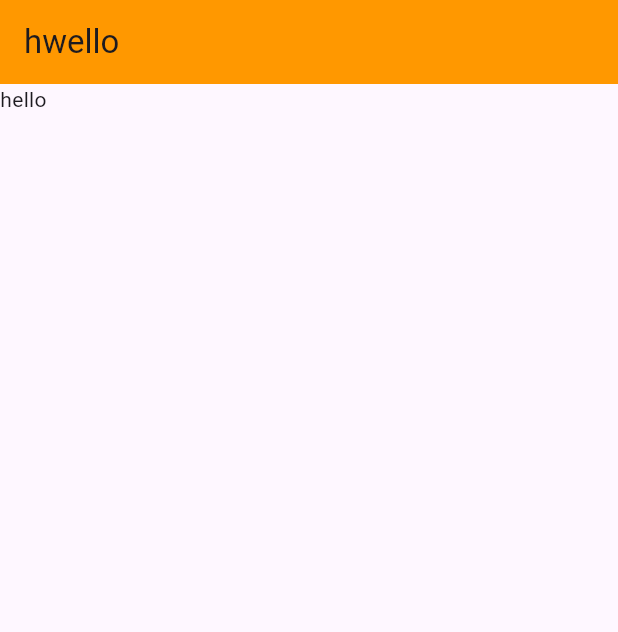
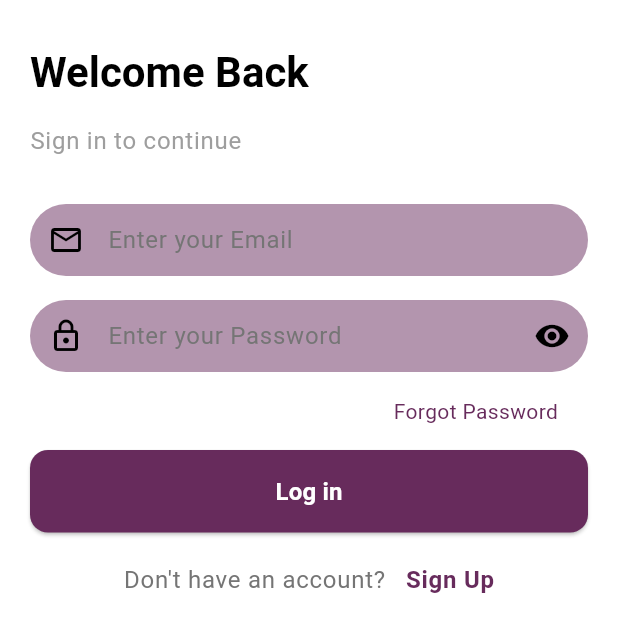
Before and after one commit to naman0274/gup_shup, a Flutter app: the screen it shows after launch, on a phone screen of 412 x 824 dp. Shown: the top 632 px of the screen. Run offline on Flutter 3.47's test engine with Material 3 defaults, Android fonts, the phone set to English and light mode, and no system bars.

Commit message:
created login Screen

```diff
--- a/lib/config/theme/app_theme.dart
+++ b/lib/config/theme/app_theme.dart
@@ -0,0 +1,58 @@
+import 'package:flutter/material.dart';
+
+class AppTheme {
+  // Define the primary color
+  static const primaryColor = Color(0xff672b5c);
+
+  static ThemeData lightTheme = ThemeData(
+    useMaterial3: true,
+    brightness: Brightness.light,
+
+    // Colors
+    colorScheme: const ColorScheme.light(
+      primary: primaryColor,
+      secondary: Color(0xFF8E8E93),
+      surface: Colors.white,
+      onSurface: Colors.black,
+      // Adding complementary colors that work well with #acdde0
+      tertiary: Color(0xFF7CBEC2),
+      // Slightly darker shade for depth
+      onPrimary:
+          Colors.black87, // Dark text on primary color for better contrast
+    ),
+
+    inputDecorationTheme: InputDecorationTheme(
+      filled: true,
+      fillColor: primaryColor.withValues(alpha: 0.5),
+      contentPadding: EdgeInsets.symmetric(horizontal: 16, vertical: 8),
+      border: OutlineInputBorder(
+        borderRadius: BorderRadius.circular(24),
+        borderSide: BorderSide.none,
+      ),
+      enabledBorder: OutlineInputBorder(
+        borderRadius: BorderRadius.circular(24),
+        borderSide: BorderSide.none,
+      ),
+      focusedBorder: OutlineInputBorder(
+        borderRadius: BorderRadius.circular(24),
+        borderSide: BorderSide(color: primaryColor),
+      ),
+      hintStyle: TextStyle(color: Colors.grey.shade600),
+    ),
+
+    // AppBar Theme
+    appBarTheme: const AppBarTheme(
+      backgroundColor: Colors.white,
+      elevation: 0,
+      centerTitle: false,
+      titleTextStyle: TextStyle(
+        color: Colors.black,
+        fontSize: 18,
+        fontWeight: FontWeight.w600,
+      ),
+      iconTheme: IconThemeData(color: Colors.black),
+    ),
+
+    textTheme: TextTheme(titleLarge: TextStyle(fontSize: 18)),
+  );
+}
--- /dev/null
+++ b/lib/core/common/custom_button.dart
@@ -0,0 +1,44 @@
+import 'package:flutter/cupertino.dart';
+import 'package:flutter/material.dart';
+
+class CustomButton extends StatelessWidget {
+  final Function()? onPressed;
+  final String? text;
+  final Widget? child;
+
+  const CustomButton({super.key, this.onPressed, this.text, this.child})
+  : assert (text!= null || child!=null, 'Either Text or Child must be provided' )
+  ;
+
+  @override
+  Widget build(BuildContext context) {
+    return SizedBox(
+      width: double.infinity,
+      child: ElevatedButton(
+        onPressed: onPressed == null
+            ? null
+            : () {
+                onPressed?.call();
+              },
+        style: ElevatedButton.styleFrom(
+          backgroundColor: Theme.of(context).colorScheme.primary,
+          foregroundColor: Colors.black87,
+          padding: EdgeInsets.symmetric(vertical: 16),
+          shape: RoundedRectangleBorder(
+            borderRadius: BorderRadius.circular(12)
+          )
+        ),
+        child:
+            child ??
+            Text(
+              text!,
+              style: TextStyle(
+                fontSize: 16,
+                color: Colors.white,
+                fontWeight: FontWeight.bold,
+              ),
+            ),
+      ),
+    );
+  }
+}
--- /dev/null
+++ b/lib/core/common/custom_text_field.dart
@@ -0,0 +1,42 @@
+import 'package:flutter/cupertino.dart';
+import 'package:flutter/material.dart';
+
+class CustomTextField extends StatelessWidget {
+  final TextEditingController controller;
+  final String hintText;
+  final bool? obscureText;
+  final TextInputType? keyboardType;
+  final Widget? prefixIcon;
+  final Widget? suffixIcon;
+  final FocusNode? focusNode;
+  final String? Function(String?)? validator;
+
+  const CustomTextField({
+    super.key,
+    required this.controller,
+    required this.hintText,
+    this.obscureText = false,
+    this.keyboardType,
+    this.prefixIcon,
+    this.suffixIcon,
+    this.focusNode,
+    this.validator,
+  });
+
+  @override
+  Widget build(BuildContext context) {
+    return TextFormField(
+    controller: controller,
+      obscureText: obscureText!=false,
+      keyboardType: keyboardType,
+      focusNode: focusNode,
+      validator: validator,
+      decoration: InputDecoration(
+        hintText: hintText,
+        prefixIcon: prefixIcon,
+        suffixIcon: suffixIcon,
+      ),
+
+    );
+  }
+}
--- a/lib/main.dart
+++ b/lib/main.dart
@@ -1,4 +1,6 @@
 import 'package:flutter/material.dart';
+import 'package:gup_shup/config/theme/app_theme.dart';
+import 'package:gup_shup/presentation/screens/auth/login_screen.dart';
 
 void main() {
   runApp(const MyApp());
@@ -10,11 +12,11 @@
   @override
   Widget build(BuildContext context) {
     return MaterialApp(
-      title: 'Flutter Demo',
-      theme: ThemeData(
-        colorScheme: ColorScheme.fromSeed(seedColor: Colors.deepPurple),
-      ),
-      home: MyHomePage(),
+      debugShowCheckedModeBanner: false,
+      title: 'Messenger App',
+
+      theme: AppTheme.lightTheme,
+      home: LoginScreen(),
     );
   }
 }
@@ -27,7 +29,7 @@
         title: Text("hwello"),
         backgroundColor: Colors.orange,
       ),
-      body:  Text("hello"),
+
     );
   }
 }
--- /dev/null
+++ b/lib/presentation/screens/auth/login_screen.dart
@@ -0,0 +1,101 @@
+import 'package:flutter/cupertino.dart';
+import 'package:flutter/gestures.dart';
+import 'package:flutter/material.dart';
+import 'package:gup_shup/config/theme/app_theme.dart';
+import 'package:gup_shup/core/common/custom_button.dart';
+import 'package:gup_shup/core/common/custom_text_field.dart';
+
+class LoginScreen extends StatefulWidget {
+  @override
+  State<LoginScreen> createState() => _LoginScreenState();
+}
+
+class _LoginScreenState extends State<LoginScreen> {
+  final TextEditingController emailController = TextEditingController();
+  final TextEditingController passwordController = TextEditingController();
+
+  @override
+  Widget build(BuildContext context) {
+    return Scaffold(
+      body: SafeArea(
+        child: Padding(
+          padding: const EdgeInsets.symmetric(horizontal: 20),
+          child: Form(
+            child: Column(
+              crossAxisAlignment: CrossAxisAlignment.start,
+              children: [
+                SizedBox(height: 30),
+                Text(
+                  "Welcome Back",
+                  style: Theme.of(context).textTheme.headlineMedium?.copyWith(
+                    fontWeight: FontWeight.bold,
+                  ),
+                ),
+                SizedBox(height: 16),
+                Text(
+                  "Sign in to continue",
+                  style: Theme.of(
+                    context,
+                  ).textTheme.bodyLarge?.copyWith(color: Colors.grey),
+                ),
+                SizedBox(height: 30),
+                CustomTextField(
+                  controller: emailController,
+                  hintText: "Enter your Email",
+                  prefixIcon: Icon(Icons.email_outlined),
+                ),
+                SizedBox(height: 16),
+                CustomTextField(
+                  controller: passwordController,
+                  hintText: "Enter your Password",
+                  obscureText: true,
+                  keyboardType: TextInputType.number,
+                  prefixIcon: Icon(Icons.lock_outlined),
+                  suffixIcon: Icon(Icons.remove_red_eye),
+                ),
+                Row(
+                  mainAxisAlignment: MainAxisAlignment.end,
+                  children: [
+                    Padding(
+                      padding: const EdgeInsets.only(right: 20,top: 16),
+                      child: Text(
+                        "Forgot Password",
+                        style: TextStyle(
+                          color: Theme.of(context).colorScheme.primary,
+                        ),
+                      ),
+                    ),
+                  ],
+                ),
+                SizedBox(height: 16),
+                CustomButton(onPressed: () {}, text: ("Log in")),
+                SizedBox(height: 20),
+                Center(
+                  child: RichText(
+                    text: TextSpan(
+                      text: ("Don't have an account?   "),
+                      style: Theme.of(context).textTheme.bodyLarge?.copyWith(
+                        color: Colors.grey.shade600,
+                      ),
+                      children: [
+                        TextSpan(
+                          text: ("Sign Up"),
+                          style: Theme.of(context).textTheme.bodyLarge
+                              ?.copyWith(
+                                color: Theme.of(context).primaryColor,
+                                fontWeight: FontWeight.bold,
+                              ),
+                          recognizer: TapGestureRecognizer(),
+                        ),
+                      ],
+                    ),
+                  ),
+                ),
+              ],
+            ),
+          ),
+        ),
+      ),
+    );
+  }
+}
```
